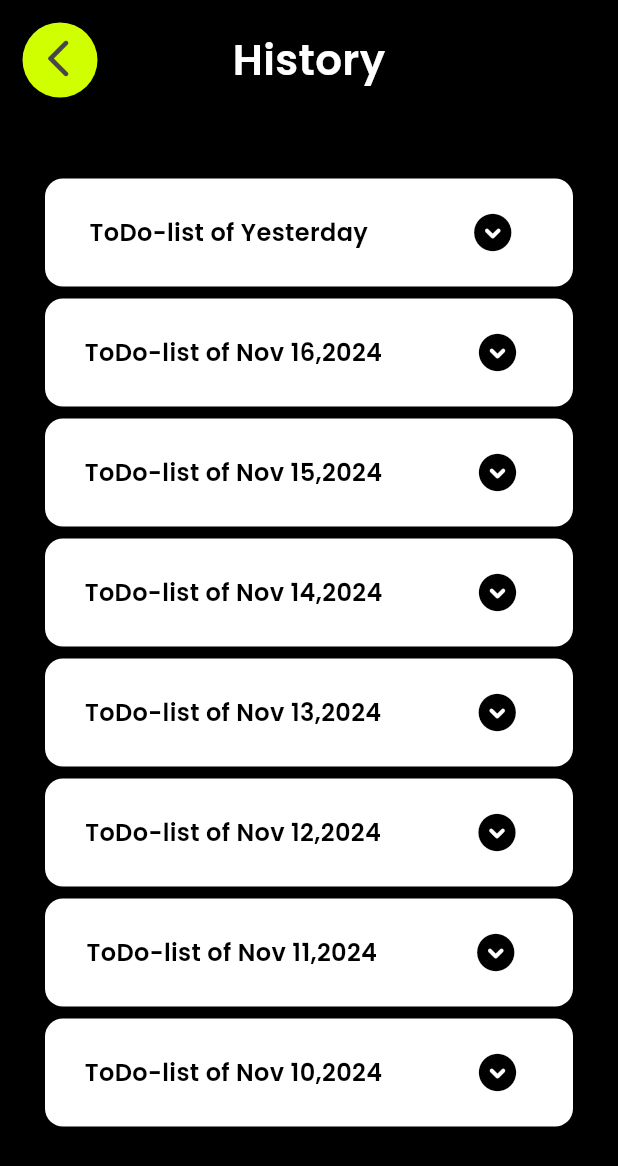
After one commit to Rajveer0555/ToDo, a Flutter app: the HistoryScreen screen opened by its route, on a phone screen of 412 x 824 dp. The commit adds this screen. Shown: the top 1166 px of the screen. Run offline on Flutter 3.47's test engine with Material 3 defaults, Android fonts, the light colour scheme and no system bars; our stand-ins replace google_fonts.

Commit message:
Prototype is created !!

```diff
--- a/lib/main.dart
+++ b/lib/main.dart
@@ -1,8 +1,10 @@
 import 'package:flutter/material.dart';
 import 'package:google_fonts/google_fonts.dart';
+import 'package:todo/pages/history.dart';
 
-import 'package:todo/splash_screen.dart';
-import 'package:todo/todo.dart';
+import 'package:todo/pages/splash_screen.dart';
+import 'package:todo/pages/todo.dart';
+import 'package:todo/pages/routes.dart';
 
 void main() {
   runApp(const MyApp());
@@ -19,6 +21,12 @@ class MyApp extends StatelessWidget {
         theme: ThemeData(
           useMaterial3: true,
         ),
-        home: ToDo());
+        // home: HistoryScreen());
+        routes: {
+          "/": (context) => const SplashScreen(),
+          Routes.splashscreen: (context) => const ToDo(),
+          Routes.todo: (context) => const HistoryScreen(),
+          Routes.history: (context) => const HistoryScreen(),
+        });
   }
 }
--- /dev/null
+++ b/lib/pages/history.dart
@@ -0,0 +1,288 @@
+import 'package:flutter/material.dart';
+import 'package:google_fonts/google_fonts.dart';
+import 'package:todo/pages/routes.dart';
+
+class HistoryScreen extends StatelessWidget {
+  const HistoryScreen({super.key});
+
+  @override
+  Widget build(BuildContext context) {
+    return Scaffold(
+      backgroundColor: Colors.black,
+      body: SafeArea(
+        child: Column(
+          children: [
+            Padding(
+              padding: const EdgeInsets.all(15.0),
+              child: Row(
+                children: [
+                  Stack(
+                    children: [
+                      CircleAvatar(
+                        radius: 25,
+                        backgroundColor: Color.fromARGB(255, 208, 255, 0),
+                      ),
+                      IconButton(
+                          onPressed: () {
+                            Navigator.pushNamed(context, Routes.todo);
+                          },
+                          icon: Icon(
+                            Icons.arrow_back_ios_new_rounded,
+                            size: 30,
+                          ))
+                    ],
+                  ),
+                  SizedBox(
+                    width: 90,
+                  ),
+                  Text(
+                    "History",
+                    style: GoogleFonts.poppins(
+                        color: Colors.white,
+                        fontSize: 28,
+                        fontWeight: FontWeight.w600),
+                  )
+                ],
+              ),
+            ),
+            SizedBox(
+              height: 35,
+            ),
+            SizedBox(
+              height: 80,
+              width: 360,
+              child: Card(
+                color: Colors.white,
+                child: Align(
+                  alignment: Alignment.centerLeft,
+                  child: Row(
+                    mainAxisAlignment: MainAxisAlignment.spaceAround,
+                    children: [
+                      Text(
+                        "ToDo-list of Yesterday",
+                        style: GoogleFonts.poppins(
+                            color: Colors.black,
+                            fontSize: 16,
+                            fontWeight: FontWeight.w600),
+                      ),
+                      IconButton(
+                          onPressed: () {},
+                          icon: Icon(
+                            Icons.expand_circle_down_rounded,
+                            color: Colors.black,
+                            size: 30,
+                          ))
+                    ],
+                  ),
+                ),
+              ),
+            ),
+            SizedBox(
+              height: 80,
+              width: 360,
+              child: Card(
+                color: Colors.white,
+                child: Align(
+                  alignment: Alignment.centerLeft,
+                  child: Row(
+                    mainAxisAlignment: MainAxisAlignment.spaceAround,
+                    children: [
+                      Text(
+                        "ToDo-list of Nov 16,2024",
+                        style: GoogleFonts.poppins(
+                            color: Colors.black,
+                            fontSize: 16,
+                            fontWeight: FontWeight.w600),
+                      ),
+                      IconButton(
+                          onPressed: () {},
+                          icon: Icon(
+                            Icons.expand_circle_down_rounded,
+                            color: Colors.black,
+                            size: 30,
+                          ))
+                    ],
+                  ),
+                ),
+              ),
+            ),
+            SizedBox(
+              height: 80,
+              width: 360,
+              child: Card(
+                color: Colors.white,
+                child: Align(
+                  alignment: Alignment.centerLeft,
+                  child: Row(
+                    mainAxisAlignment: MainAxisAlignment.spaceAround,
+                    children: [
+                      Text(
+                        "ToDo-list of Nov 15,2024",
+                        style: GoogleFonts.poppins(
+                            color: Colors.black,
+                            fontSize: 16,
+                            fontWeight: FontWeight.w600),
+                      ),
+                      IconButton(
+                          onPressed: () {},
+                          icon: Icon(
+                            Icons.expand_circle_down_rounded,
+                            color: Colors.black,
+                            size: 30,
+                          ))
+                    ],
+                  ),
+                ),
+              ),
+            ),
+            SizedBox(
+              height: 80,
+              width: 360,
+              child: Card(
+                color: Colors.white,
+                child: Align(
+                  alignment: Alignment.centerLeft,
+                  child: Row(
+                    mainAxisAlignment: MainAxisAlignment.spaceAround,
+                    children: [
+                      Text(
+                        "ToDo-list of Nov 14,2024",
+                        style: GoogleFonts.poppins(
+                            color: Colors.black,
+                            fontSize: 16,
+                            fontWeight: FontWeight.w600),
+                      ),
+                      IconButton(
+                          onPressed: () {},
+                          icon: Icon(
+                            Icons.expand_circle_down_rounded,
+                            color: Colors.black,
+                            size: 30,
+                          ))
+                    ],
+                  ),
+                ),
+              ),
+            ),
+            SizedBox(
+              height: 80,
+              width: 360,
+              child: Card(
+                color: Colors.white,
+                child: Align(
+                  alignment: Alignment.centerLeft,
+                  child: Row(
+                    mainAxisAlignment: MainAxisAlignment.spaceAround,
+                    children: [
+                      Text(
+                        "ToDo-list of Nov 13,2024",
+                        style: GoogleFonts.poppins(
+                            color: Colors.black,
+                            fontSize: 16,
+                            fontWeight: FontWeight.w600),
+                      ),
+                      IconButton(
+                          onPressed: () {},
+                          icon: Icon(
+                            Icons.expand_circle_down_rounded,
+                            color: Colors.black,
+                            size: 30,
+                          ))
+                    ],
+                  ),
+                ),
+              ),
+            ),
+            SizedBox(
+              height: 80,
+              width: 360,
+              child: Card(
+                color: Colors.white,
+                child: Align(
+                  alignment: Alignment.centerLeft,
+                  child: Row(
+                    mainAxisAlignment: MainAxisAlignment.spaceAround,
+                    children: [
+                      Text(
+                        "ToDo-list of Nov 12,2024",
+                        style: GoogleFonts.poppins(
+                            color: Colors.black,
+                            fontSize: 16,
+                            fontWeight: FontWeight.w600),
+                      ),
+                      IconButton(
+                          onPressed: () {},
+                          icon: Icon(
+                            Icons.expand_circle_down_rounded,
+                            color: Colors.black,
+                            size: 30,
+                          ))
+                    ],
+                  ),
+                ),
+              ),
+            ),
+            SizedBox(
+              height: 80,
+              width: 360,
+              child: Card(
+                color: Colors.white,
+                child: Align(
+                  alignment: Alignment.centerLeft,
+                  child: Row(
+                    mainAxisAlignment: MainAxisAlignment.spaceAround,
+                    children: [
+                      Text(
+                        "ToDo-list of Nov 11,2024",
+                        style: GoogleFonts.poppins(
+                            color: Colors.black,
+                            fontSize: 16,
+                            fontWeight: FontWeight.w600),
+                      ),
+                      IconButton(
+                          onPressed: () {},
+                          icon: Icon(
+                            Icons.expand_circle_down_rounded,
+                            color: Colors.black,
+                            size: 30,
+                          ))
+                    ],
+                  ),
+                ),
+              ),
+            ),
+            SizedBox(
+              height: 80,
+              width: 360,
+              child: Card(
+                color: Colors.white,
+                child: Align(
+                  alignment: Alignment.centerLeft,
+                  child: Row(
+                    mainAxisAlignment: MainAxisAlignment.spaceAround,
+                    children: [
+                      Text(
+                        "ToDo-list of Nov 10,2024",
+                        style: GoogleFonts.poppins(
+                            color: Colors.black,
+                            fontSize: 16,
+                            fontWeight: FontWeight.w600),
+                      ),
+                      IconButton(
+                          onPressed: () {},
+                          icon: Icon(
+                            Icons.expand_circle_down_rounded,
+                            color: Colors.black,
+                            size: 30,
+                          ))
+                    ],
+                  ),
+                ),
+              ),
+            ),
+          ],
+        ),
+      ),
+    );
+  }
+}
--- /dev/null
+++ b/lib/pages/routes.dart
@@ -0,0 +1,5 @@
+class Routes {
+  static String splashscreen = "/splashscreen";
+  static String todo = "/todo";
+  static String history = "/history";
+}
--- a/lib/splash_screen.dart
+++ b/lib/pages/splash_screen.dart
@@ -1,10 +1,12 @@
 import 'package:flutter/material.dart';
+import 'package:todo/pages/routes.dart';
+
 class SplashScreen extends StatelessWidget {
   const SplashScreen({super.key});
 
   @override
   Widget build(BuildContext context) {
-    return const Scaffold(
+    return Scaffold(
       backgroundColor: Colors.black,
       body: Center(
         child: Column(
@@ -13,18 +15,23 @@ class SplashScreen extends StatelessWidget {
             SizedBox(
                   height: 220,
                 ),
-            Image(
-              image: AssetImage('assets/Logo.png'),
-              height: 350,
-              width: 350,
-              fit: BoxFit.contain,
+            InkWell(
+              onTap: () {
+                Navigator.pushNamed(context, Routes.splashscreen);
+              },
+              child: Image(
+                image: AssetImage('assets/Logo.png'),
+                height: 350,
+                width: 350,
+                fit: BoxFit.contain,
+              ),
             ),
             Column(mainAxisAlignment: MainAxisAlignment.end,
               children: [
                 SizedBox(
                   height: 190,
                 ),
-                Text('created by GhOsT',style: TextStyle(color: Colors.white,),)
+                Text('created by GhOsT',style: TextStyle(color: Colors.white,),),
               ],
             )
           ],
--- a/lib/todo.dart
+++ b/lib/pages/todo.dart
@@ -1,5 +1,6 @@
 import 'package:flutter/material.dart';
 import 'package:google_fonts/google_fonts.dart';
+import 'package:todo/pages/routes.dart';
 
 class ToDo extends StatefulWidget {
   const ToDo({super.key});
@@ -27,7 +28,9 @@ class _ToDoState extends State<ToDo> {
           Padding(
             padding: const EdgeInsets.only(right: 10),
             child: IconButton(
-              onPressed: () {},
+              onPressed: () {
+                Navigator.pushNamed(context, Routes.history);
+              },
               icon: const Icon(Icons.history),
               iconSize: 30,
               color: Colors.white,
```
